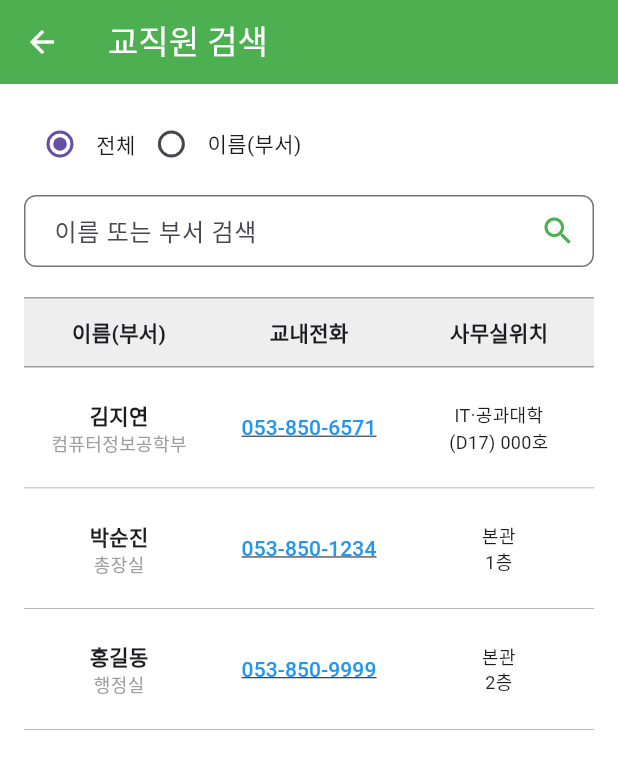
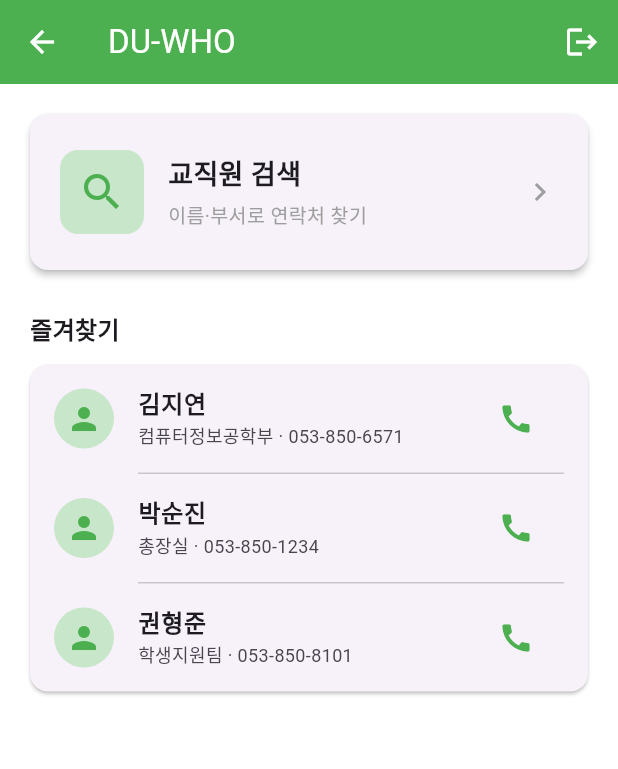
Before and after one commit to Mino7406/DU_WHO, a Flutter app: the screen it shows after launch, after a tap on "Login", on a phone screen of 412 x 824 dp. Shown: the top 769 px of the screen. Run offline on Flutter 3.47's test engine with Material 3 defaults, Android fonts, the phone set to English and light mode, and no system bars.

Commit message:
홈 화면추가(+즐겨찾기)

```diff
--- /dev/null
+++ b/lib/home_screen.dart
@@ -0,0 +1,215 @@
+import 'package:flutter/material.dart';
+import 'search_screen.dart';
+import 'call_screen.dart';
+import 'main.dart';
+
+// 홈 화면 - 로그인 후 처음 진입하는 화면
+// 검색 바로가기 카드 + 즐겨찾기 등록된 연락처 목록을 표시
+//
+// StatefulWidget인 이유: 검색 화면에서 즐겨찾기 별을 토글하고 뒤로 돌아왔을 때
+// 즐겨찾기 목록을 다시 그려야 하므로 setState 호출이 필요함
+class HomeScreen extends StatefulWidget {
+  const HomeScreen({Key? key}) : super(key: key);
+
+  @override
+  State<HomeScreen> createState() => _HomeScreenState();
+}
+
+class _HomeScreenState extends State<HomeScreen> {
+  @override
+  Widget build(BuildContext context) {
+    return Scaffold(
+      backgroundColor: Colors.white,
+      appBar: AppBar(
+        title: const Text('DU-WHO'),
+        backgroundColor: Colors.green,
+        foregroundColor: Colors.white,
+        elevation: 0,
+        actions: [
+          IconButton(
+            icon: const Icon(Icons.logout),
+            tooltip: '로그아웃',
+            onPressed: () {
+              // pushReplacement: 뒤로가기로 홈에 다시 못 돌아오도록 스택을 교체
+              Navigator.pushReplacement(
+                context,
+                MaterialPageRoute(builder: (context) => const LoginScreen()),
+              );
+            },
+          ),
+        ],
+      ),
+      body: SingleChildScrollView(
+        padding: const EdgeInsets.all(16.0),
+        child: Column(
+          crossAxisAlignment: CrossAxisAlignment.stretch,
+          children: [
+            // 1. 교직원 검색 화면으로 이동하는 카드
+            _buildSearchShortcut(),
+            const SizedBox(height: 24),
+            // 2. 즐겨찾기 등록된 연락처 목록 (또는 비어있을 때 안내)
+            _buildFavoritesSection(),
+          ],
+        ),
+      ),
+    );
+  }
+
+  // 검색 화면으로 이동하는 바로가기 카드 위젯
+  // 탭 시 SearchScreen으로 이동하고, 뒤로 돌아왔을 때 즐겨찾기 목록을 새로고침
+  Widget _buildSearchShortcut() {
+    return Card(
+      elevation: 2,
+      shape: RoundedRectangleBorder(
+        borderRadius: BorderRadius.circular(12.0),
+      ), // 클릭 가능한 카드 형태로 디자인
+      child: InkWell(
+        borderRadius: BorderRadius.circular(12.0),
+        // 검색 화면에서 별 토글이 있었을 수 있으므로
+        // await로 화면 복귀를 기다린 뒤 setState로 즐겨찾기 섹션 재빌드
+        onTap: () async {
+          await Navigator.push(
+            context,
+            MaterialPageRoute(
+              builder: (context) => const SearchScreen(),
+            ), // 검색 화면으로 이동
+          );
+          if (mounted) setState(() {});
+        },
+        child: Padding(
+          padding: const EdgeInsets.symmetric(
+            horizontal: 20.0,
+            vertical: 24.0,
+          ), // 카드 내부 여백 설정
+          child: Row(
+            children: [
+              Container(
+                width: 56,
+                height: 56,
+                decoration: BoxDecoration(
+                  color: Colors.green[100],
+                  borderRadius: BorderRadius.circular(12.0),
+                ), // 검색 아이콘이 들어갈 컨테이너 디자인
+                child: const Icon(Icons.search, color: Colors.green, size: 32),
+              ),
+              const SizedBox(width: 16),
+              const Expanded(
+                child: Column(
+                  crossAxisAlignment: CrossAxisAlignment.start,
+                  children: [
+                    Text(
+                      '교직원 검색',
+                      style: TextStyle(
+                        fontSize: 18,
+                        fontWeight: FontWeight.bold,
+                      ),
+                    ),
+                    SizedBox(height: 4),
+                    Text(
+                      '이름·부서로 연락처 찾기',
+                      style: TextStyle(fontSize: 13, color: Colors.grey),
+                    ),
+                  ],
+                ),
+              ),
+              const Icon(Icons.chevron_right, color: Colors.grey),
+            ],
+          ),
+        ),
+      ),
+    );
+  }
+
+  // 즐겨찾기 섹션 전체 - 헤더 + (목록 또는 빈 안내)
+  Widget _buildFavoritesSection() {
+    // search_screen.dart 최상위 allStaff에서 isFavorite==true인 항목만 필터링
+    final favorites = allStaff.where((s) => s["isFavorite"] == true).toList();
+
+    return Column(
+      crossAxisAlignment: CrossAxisAlignment.start,
+      children: [
+        const Padding(
+          padding: EdgeInsets.symmetric(horizontal: 4.0),
+          child: Text(
+            '즐겨찾기',
+            style: TextStyle(fontSize: 16, fontWeight: FontWeight.bold),
+          ),
+        ),
+        const SizedBox(height: 8),
+        // 즐겨찾기 항목 유무에 따라 다른 카드 분기
+        if (favorites.isEmpty)
+          _buildEmptyFavoritesCard()
+        else
+          _buildFavoritesList(favorites),
+      ],
+    );
+  }
+
+  // 즐겨찾기가 하나도 없을 때 표시되는 안내 카드
+  Widget _buildEmptyFavoritesCard() {
+    return Card(
+      elevation: 1,
+      shape: RoundedRectangleBorder(borderRadius: BorderRadius.circular(12.0)),
+      child: Padding(
+        padding: const EdgeInsets.symmetric(horizontal: 20.0, vertical: 32.0),
+        child: Column(
+          children: [
+            Icon(Icons.star_border, size: 48, color: Colors.grey[400]),
+            const SizedBox(height: 12),
+            Text(
+              '즐겨찾기 항목이 여기에 표시됩니다',
+              style: TextStyle(fontSize: 14, color: Colors.grey[600]),
+            ),
+          ],
+        ),
+      ),
+    );
+  }
+
+  // 즐겨찾기 항목들을 ListTile로 나열하는 카드
+  // - leading: 사람 아이콘 아바타
+  // - title: 이름 (굵게)
+  // - subtitle: "부서 · 전화번호"
+  // - trailing: 통화 아이콘 버튼 (탭 시 데모 통화 화면으로 이동)
+  Widget _buildFavoritesList(List<Map<String, dynamic>> favorites) {
+    return Card(
+      elevation: 1,
+      shape: RoundedRectangleBorder(borderRadius: BorderRadius.circular(12.0)),
+      child: Column(
+        children: [
+          for (int i = 0; i < favorites.length; i++) ...[
+            // 항목 사이 구분선 (첫 번째 항목 위쪽에는 그리지 않음)
+            if (i > 0) const Divider(height: 1, indent: 72, endIndent: 16),
+            ListTile(
+              leading: CircleAvatar(
+                backgroundColor: Colors.green[100],
+                child: const Icon(Icons.person, color: Colors.green),
+              ),
+              title: Text(
+                favorites[i]["name"],
+                style: const TextStyle(fontWeight: FontWeight.bold),
+              ),
+              subtitle: Text(
+                '${favorites[i]["department"]} · ${favorites[i]["phone"]}',
+                style: const TextStyle(fontSize: 12),
+              ),
+              // 통화 아이콘 - 탭 시 CallScreen(데모 통화 화면)으로 이동
+              // isStaff 값을 전달해 학생/교직원에 따른 정보 노출 차등을 적용
+              trailing: IconButton(
+                icon: const Icon(Icons.call, color: Colors.green),
+                tooltip: '전화걸기',
+                onPressed: () => Navigator.push(
+                  context,
+                  MaterialPageRoute(
+                    builder: (context) =>
+                        CallScreen(isStaff: favorites[i]["isStaff"] == true),
+                  ),
+                ),
+              ),
+            ),
+          ],
+        ],
+      ),
+    );
+  }
+}
--- a/lib/main.dart
+++ b/lib/main.dart
@@ -1,4 +1,4 @@
-import 'search_screen.dart';
+import 'home_screen.dart';
 import 'package:flutter/material.dart';
 
 void main() {
@@ -86,7 +86,7 @@ class LoginScreen extends StatelessWidget {
                       Navigator.push(
                         context,
                         MaterialPageRoute(
-                          builder: (context) => const SearchScreen(),
+                          builder: (context) => const HomeScreen(),
                         ),
                       );
                     },
--- a/lib/search_screen.dart
+++ b/lib/search_screen.dart
@@ -1,5 +1,84 @@
 import 'package:flutter/material.dart';
 import 'package:url_launcher/url_launcher.dart';
+import 'call_screen.dart';
+
+// 전체 교직원 임시 데이터 (Mock Data)
+final List<Map<String, dynamic>> allStaff = [
+  {
+    "name": "김지연",
+    "department": "컴퓨터정보공학부",
+    "phone": "053-850-6571",
+    "location": "IT·공과대학\n(D17) 000호",
+    "isStaff": true,
+    "isFavorite": true,
+  },
+  {
+    "name": "박순진",
+    "department": "총장실",
+    "phone": "053-850-1234",
+    "location": "본관\n1층",
+    "isStaff": true,
+    "isFavorite": true,
+  },
+  {
+    "name": "홍길동",
+    "department": "행정실",
+    "phone": "053-850-9999",
+    "location": "본관\n2층",
+    "isStaff": true,
+    "isFavorite": false,
+  },
+  {
+    "name": "신유라",
+    "department": "도서관",
+    "phone": "053-850-8001",
+    "location": "창파도서관\n1층",
+    "isStaff": true,
+    "isFavorite": false,
+  },
+  {
+    "name": "권형준",
+    "department": "학생지원팀",
+    "phone": "053-850-8101",
+    "location": "웅지관\n2층",
+    "isStaff": true,
+    "isFavorite": true,
+  },
+  {
+    "name": "문가영",
+    "department": "입학처",
+    "phone": "053-850-8201",
+    "location": "본관\n(A01) 301호",
+    "isStaff": true,
+    "isFavorite": false,
+  },
+  {
+    "name": "류지석",
+    "department": "산학협력단",
+    "phone": "053-850-8301",
+    "location": "산학협력관\n(R02) 201호",
+    "isStaff": true,
+    "isFavorite": false,
+  },
+  {
+    "name": "안소민",
+    "department": "보건진료소",
+    "phone": "053-850-8401",
+    "location": "보건진료소\n(S04) 201호",
+    "isStaff": true,
+    "isFavorite": false,
+  },
+];
+
+// 전화 다이얼러 호출 - 화면 간 공유
+Future<void> makePhoneCall(String phoneNumber) async {
+  final Uri launchUri = Uri(scheme: 'tel', path: phoneNumber);
+  if (await canLaunchUrl(launchUri)) {
+    await launchUrl(launchUri);
+  } else {
+    debugPrint('전화 연결을 지원하지 않는 기기이거나 오류가 발생했습니다: $phoneNumber');
+  }
+}
 
 class SearchScreen extends StatefulWidget {
   const SearchScreen({Key? key}) : super(key: key);
@@ -9,48 +88,25 @@ class SearchScreen extends StatefulWidget {
 }
 
 class _SearchScreenState extends State<SearchScreen> {
-  // 전체 교직원 임시 데이터 (Mock Data)
-  final List<Map<String, dynamic>> _allStaff = [
-    {
-      "name": "김지연",
-      "department": "컴퓨터정보공학부",
-      "phone": "053-850-6571",
-      "location": "IT·공과대학\n(D17) 000호",
-      "isStaff": true,
-    },
-    {
-      "name": "박순진",
-      "department": "총장실",
-      "phone": "053-850-1234",
-      "location": "본관\n1층",
-      "isStaff": true,
-    },
-    {
-      "name": "홍길동",
-      "department": "행정실",
-      "phone": "053-850-9999",
-      "location": "본관\n2층",
-      "isStaff": true,
-    },
-  ];
-
   List<Map<String, dynamic>> _foundStaff = [];
 
   @override
   void initState() {
     super.initState();
-    _foundStaff = _allStaff;
+    _foundStaff = allStaff;
   }
 
   void _runFilter(String enteredKeyword) {
     List<Map<String, dynamic>> results = [];
     if (enteredKeyword.isEmpty) {
-      results = _allStaff;
+      results = allStaff;
     } else {
-      results = _allStaff
-          .where((staff) =>
-              staff["name"].toString().contains(enteredKeyword) ||
-              staff["department"].toString().contains(enteredKeyword))
+      results = allStaff
+          .where(
+            (staff) =>
+                staff["name"].toString().contains(enteredKeyword) ||
+                staff["department"].toString().contains(enteredKeyword),
+          )
           .toList();
     }
 
@@ -59,13 +115,14 @@ class _SearchScreenState extends State<SearchScreen> {
     });
   }
 
-  Future<void> _makePhoneCall(String phoneNumber) async {
-    final Uri launchUri = Uri(scheme: 'tel', path: phoneNumber);
-    if (await canLaunchUrl(launchUri)) {
-      await launchUrl(launchUri);
-    } else {
-      debugPrint('전화 연결을 지원하지 않는 기기이거나 오류가 발생했습니다: $phoneNumber');
-    }
+  // 즐겨찾기 ON/OFF 토글
+  // staff Map의 isFavorite 값을 직접 뒤집고 setState로 화면 갱신
+  // (allStaff와 같은 Map 객체를 참조하므로 홈 화면 즐겨찾기 목록에도 즉시 반영됨)
+  void _toggleFavorite(Map<String, dynamic> staff) {
+    setState(() {
+      // null 또는 false면 true로, true면 false로 (== true 비교로 nullable 안전 처리)
+      staff["isFavorite"] = !(staff["isFavorite"] == true);
+    });
   }
 
   // 항목을 터치했을 때 상세 정보를 보여주는 다이얼로그(팝업) 함수
@@ -82,7 +139,7 @@ class _SearchScreenState extends State<SearchScreen> {
             style: TextStyle(fontWeight: FontWeight.bold),
           ),
           content: Column(
-            mainAxisSize: MainAxisSize.min, // 내용물 크기만큼만 높이 차지
+            mainAxisSize: MainAxisSize.min,
             crossAxisAlignment: CrossAxisAlignment.start,
             children: [
               _buildDetailRow(Icons.person, '이름', staff["name"]),
@@ -91,18 +148,28 @@ class _SearchScreenState extends State<SearchScreen> {
               const SizedBox(height: 12),
               _buildDetailRow(Icons.phone, '전화', staff["phone"]),
               const SizedBox(height: 12),
-              _buildDetailRow(Icons.location_on, '위치', staff["location"].replaceAll('\n', ' ')),
+              _buildDetailRow(
+                Icons.location_on,
+                '위치',
+                staff["location"].replaceAll('\n', ' '),
+              ),
             ],
           ),
           actions: [
             TextButton(
-              onPressed: () => Navigator.pop(context), // 창 닫기
+              onPressed: () => Navigator.pop(context),
               child: const Text('닫기', style: TextStyle(color: Colors.grey)),
             ),
             ElevatedButton.icon(
               onPressed: () {
-                Navigator.pop(context); // 팝업 닫고
-                _makePhoneCall(staff["phone"]); // 전화 다이얼러 호출
+                Navigator.pop(context);
+                Navigator.push(
+                  context,
+                  MaterialPageRoute(
+                    builder: (context) =>
+                        CallScreen(isStaff: staff["isStaff"] == true),
+                  ),
+                );
               },
               icon: const Icon(Icons.call, size: 18),
               label: const Text('전화걸기'),
@@ -117,7 +184,6 @@ class _SearchScreenState extends State<SearchScreen> {
     );
   }
 
-  // 상세 정보 팝업 내의 텍스트 배치를 돕는 헬퍼 위젯
   Widget _buildDetailRow(IconData icon, String label, String value) {
     return Row(
       crossAxisAlignment: CrossAxisAlignment.start,
@@ -128,15 +194,13 @@ class _SearchScreenState extends State<SearchScreen> {
           width: 50,
           child: Text(
             label,
-            style: const TextStyle(fontWeight: FontWeight.bold, color: Colors.grey),
+            style: const TextStyle(
+              fontWeight: FontWeight.bold,
+              color: Colors.grey,
+            ),
           ),
         ),
-        Expanded(
-          child: Text(
-            value,
-            style: const TextStyle(fontSize: 15),
-          ),
-        ),
+        Expanded(child: Text(value, style: const TextStyle(fontSize: 15))),
       ],
     );
   }
@@ -193,9 +257,34 @@ class _SearchScreenState extends State<SearchScreen> {
               ),
               child: const Row(
                 children: [
-                  Expanded(flex: 2, child: Center(child: Text('이름(부서)', style: TextStyle(fontWeight: FontWeight.bold)))),
-                  Expanded(flex: 2, child: Center(child: Text('교내전화', style: TextStyle(fontWeight: FontWeight.bold)))),
-                  Expanded(flex: 2, child: Center(child: Text('사무실위치', style: TextStyle(fontWeight: FontWeight.bold)))),
+                  Expanded(
+                    flex: 2,
+                    child: Center(
+                      child: Text(
+                        '이름(부서)',
+                        style: TextStyle(fontWeight: FontWeight.bold),
+                      ),
+                    ),
+                  ),
+                  Expanded(
+                    flex: 2,
+                    child: Center(
+                      child: Text(
+                        '교내전화',
+                        style: TextStyle(fontWeight: FontWeight.bold),
+                      ),
+                    ),
+                  ),
+                  Expanded(
+                    flex: 2,
+                    child: Center(
+                      child: Text(
+                        '사무실위치',
+                        style: TextStyle(fontWeight: FontWeight.bold),
+                      ),
+                    ),
+                  ),
+                  SizedBox(width: 48), // 즐겨찾기 별 컬럼 자리
                 ],
               ),
             ),
@@ -210,7 +299,10 @@ class _SearchScreenState extends State<SearchScreen> {
                           child: Container(
                             decoration: const BoxDecoration(
                               border: Border(
-                                bottom: BorderSide(color: Colors.grey, width: 0.5),
+                                bottom: BorderSide(
+                                  color: Colors.grey,
+                                  width: 0.5,
+                                ),
                               ),
                             ),
                             padding: const EdgeInsets.symmetric(vertical: 16.0),
@@ -220,8 +312,19 @@ class _SearchScreenState extends State<SearchScreen> {
                                   flex: 2,
                                   child: Column(
                                     children: [
-                                      Text(staff["name"], style: const TextStyle(fontWeight: FontWeight.bold)),
-                                      Text(staff["department"], style: const TextStyle(fontSize: 12, color: Colors.grey)),
+                                      Text(
+                                        staff["name"],
+                                        style: const TextStyle(
+                                          fontWeight: FontWeight.bold,
+                                        ),
+                                      ),
+                                      Text(
+                                        staff["department"],
+                                        style: const TextStyle(
+                                          fontSize: 12,
+                                          color: Colors.grey,
+                                        ),
+                                      ),
                                     ],
                                   ),
                                 ),
@@ -229,7 +332,14 @@ class _SearchScreenState extends State<SearchScreen> {
                                   flex: 2,
                                   child: Center(
                                     child: TextButton(
-                                      onPressed: () => _makePhoneCall(staff["phone"]),
+                                      onPressed: () => Navigator.push(
+                                        context,
+                                        MaterialPageRoute(
+                                          builder: (context) => CallScreen(
+                                            isStaff: staff["isStaff"] == true,
+                                          ),
+                                        ),
+                                      ),
                                       child: Text(
                                         staff["phone"],
                                         style: const TextStyle(
@@ -242,7 +352,29 @@ class _SearchScreenState extends State<SearchScreen> {
                                 ),
                                 Expanded(
                                   flex: 2,
-                                  child: Center(child: Text(staff["location"], textAlign: TextAlign.center, style: const TextStyle(fontSize: 12))),
+                                  child: Center(
+                                    child: Text(
+                                      staff["location"],
+                                      textAlign: TextAlign.center,
+                                      style: const TextStyle(fontSize: 12),
+                                    ),
+                                  ),
+                                ),
+                                // 즐겨찾기 토글 버튼 - 별 아이콘
+                                // 활성: 채워진 별(amber) / 비활성: 빈 별(grey)
+                                IconButton(
+                                  icon: Icon(
+                                    staff["isFavorite"] == true
+                                        ? Icons.star
+                                        : Icons.star_border,
+                                    color: staff["isFavorite"] == true
+                                        ? Colors.amber
+                                        : Colors.grey,
+                                  ),
+                                  tooltip: staff["isFavorite"] == true
+                                      ? '즐겨찾기 해제'
+                                      : '즐겨찾기 추가',
+                                  onPressed: () => _toggleFavorite(staff),
                                 ),
                               ],
                             ),
@@ -251,7 +383,10 @@ class _SearchScreenState extends State<SearchScreen> {
                       },
                     )
                   : const Center(
-                      child: Text('검색 결과가 없습니다.', style: TextStyle(fontSize: 16)),
+                      child: Text(
+                        '검색 결과가 없습니다.',
+                        style: TextStyle(fontSize: 16),
+                      ),
                     ),
             ),
           ],
```
Also changed, not shown: 10 other files.
